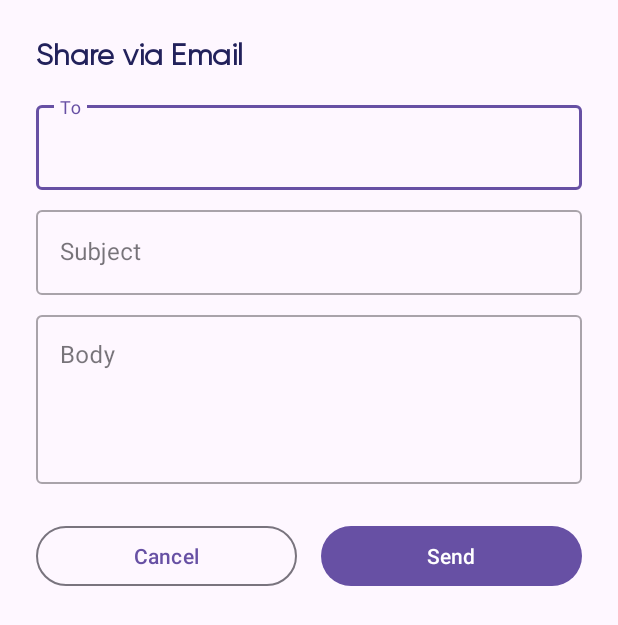
After one commit to iamkhanhh/Cloudy-FE, an Android app: the layout dialog_send_email.xml on its own in the app's theme, with its tools: preview values and no code run, on a phone screen of 412 x 824 dp. The commit adds this screen. Shown: the top 625 px of the screen. Run offline under Robolectric (Android 15) with nearby library versions, the phone set to English and light mode, and no system bars.

Commit message:
feat: draft share by email

```diff
--- a/app/src/main/java/com/example/cloudstorage/HomePage.java
+++ b/app/src/main/java/com/example/cloudstorage/HomePage.java
@@ -28,6 +28,7 @@ import android.view.MenuItem;
 
 import com.bumptech.glide.Glide;
 import com.example.cloudstorage.utils.TokenManager;
+import com.google.android.material.textfield.TextInputEditText;
 
 
 public class HomePage extends AppCompatActivity {
@@ -138,20 +139,21 @@ public class HomePage extends AppCompatActivity {
                     public boolean onMenuItemClick(MenuItem item) {
                         int itemId = item.getItemId();
                         if (itemId == R.id.menu_edit) {
-                            // Xử lý khi nhấn "Edit"
+                            // Handle "Edit" click
                             Toast.makeText(HomePage.this, "Edit clicked", Toast.LENGTH_SHORT).show();
                             return true;
                         } else if (itemId == R.id.menu_delete) {
-                            // Xử lý khi nhấn "Delete"
+                            // Handle "Delete" click
                             Toast.makeText(HomePage.this, "Delete clicked", Toast.LENGTH_SHORT).show();
                             return true;
                         } else if (itemId == R.id.menu_share) {
-                            // Xử lý khi nhấn "Share"
-                            Toast.makeText(HomePage.this, "Share clicked", Toast.LENGTH_SHORT).show();
+                            // --- GỌI DIALOG TẠI ĐÂY ---
+                            showSendEmailDialog();
                             return true;
                         }
                         return false;
                     }
+
                 });
 
                 // Hiển thị menu
@@ -238,6 +240,61 @@ public class HomePage extends AppCompatActivity {
     }
 
 
+
+    private void showSendEmailDialog() {
+        final Dialog emailDialog = new Dialog(this);
+        emailDialog.setContentView(R.layout.dialog_send_email);
+
+        // Set chiều rộng cho dialog
+        if (emailDialog.getWindow() != null) {
+            emailDialog.getWindow().setLayout(
+                    (int) (getResources().getDisplayMetrics().widthPixels * 0.95), // Rộng 95% màn hình
+                    android.view.ViewGroup.LayoutParams.WRAP_CONTENT
+            );
+        }
+
+        // Lấy view từ layout của dialog
+        TextInputEditText toEmailEditText = emailDialog.findViewById(R.id.edit_text_to_email);
+        TextInputEditText subjectEditText = emailDialog.findViewById(R.id.edit_text_subject);
+        TextInputEditText bodyEditText = emailDialog.findViewById(R.id.edit_text_body);
+        Button cancelButton = emailDialog.findViewById(R.id.button_cancel_email);
+        Button sendButton = emailDialog.findViewById(R.id.button_send_email);
+
+        // Gán giá trị mặc định (nếu cần)
+        subjectEditText.setText("Check out this media");
+        bodyEditText.setText("Hi, I wanted to share this media with you.");
+
+        // Xử lý sự kiện cho nút Cancel
+        cancelButton.setOnClickListener(v -> emailDialog.dismiss());
+
+        // Xử lý sự kiện cho nút Send
+        sendButton.setOnClickListener(v -> {
+            String toEmail = toEmailEditText.getText().toString().trim();
+            String subject = subjectEditText.getText().toString().trim();
+            String body = bodyEditText.getText().toString().trim();
+
+            if (toEmail.isEmpty() || !android.util.Patterns.EMAIL_ADDRESS.matcher(toEmail).matches()) {
+                toEmailEditText.setError("Please enter a valid email");
+                return;
+            }
+            if (subject.isEmpty()) {
+                subjectEditText.setError("Subject cannot be empty");
+                return;
+            }
+
+            // --- GỌI API GỬI MAIL CỦA BẠN TẠI ĐÂY ---
+            // Ví dụ:
+            // YourApiClass.sendEmail(toEmail, subject, body, new Callback<...>() { ... });
+
+            Toast.makeText(HomePage.this, "Sending email to " + toEmail, Toast.LENGTH_SHORT).show();
+
+            emailDialog.dismiss(); // Đóng dialog sau khi gửi
+        });
+
+        emailDialog.show();
+    }
+
+
     /**
      * Xử lý logout
      */
--- /dev/null
+++ b/app/src/main/res/layout/dialog_send_email.xml
@@ -0,0 +1,93 @@
+<?xml version="1.0" encoding="utf-8"?>
+<LinearLayout xmlns:android="http://schemas.android.com/apk/res/android"
+    xmlns:app="http://schemas.android.com/apk/res-auto"
+    android:layout_width="match_parent"
+    android:layout_height="wrap_content"
+    android:orientation="vertical"
+    android:padding="24dp">
+
+    <TextView
+        android:layout_width="wrap_content"
+        android:layout_height="wrap_content"
+        android:layout_marginBottom="16dp"
+        android:text="Share via Email"
+        android:fontFamily="@font/gilroy_regular"
+        android:textColor="#22215B"
+        android:textSize="20sp"
+        android:textStyle="bold" />
+
+    <!-- Trường nhập Email người nhận (To) -->
+    <com.google.android.material.textfield.TextInputLayout
+        android:id="@+id/text_input_layout_to"
+        style="@style/Widget.MaterialComponents.TextInputLayout.OutlinedBox"
+        android:layout_width="match_parent"
+        android:layout_height="wrap_content"
+        android:hint="To">
+
+        <com.google.android.material.textfield.TextInputEditText
+            android:id="@+id/edit_text_to_email"
+            android:layout_width="match_parent"
+            android:layout_height="wrap_content"
+            android:inputType="textEmailAddress" />
+    </com.google.android.material.textfield.TextInputLayout>
+
+    <!-- Trường nhập Tiêu đề (Subject) -->
+    <com.google.android.material.textfield.TextInputLayout
+        android:id="@+id/text_input_layout_subject"
+        style="@style/Widget.MaterialComponents.TextInputLayout.OutlinedBox"
+        android:layout_width="match_parent"
+        android:layout_height="wrap_content"
+        android:layout_marginTop="8dp"
+        android:hint="Subject">
+
+        <com.google.android.material.textfield.TextInputEditText
+            android:id="@+id/edit_text_subject"
+            android:layout_width="match_parent"
+            android:layout_height="wrap_content"
+            android:inputType="textCapSentences" />
+    </com.google.android.material.textfield.TextInputLayout>
+
+    <!-- Trường nhập Nội dung (Body) -->
+    <com.google.android.material.textfield.TextInputLayout
+        android:id="@+id/text_input_layout_body"
+        style="@style/Widget.MaterialComponents.TextInputLayout.OutlinedBox"
+        android:layout_width="match_parent"
+        android:layout_height="wrap_content"
+        android:layout_marginTop="8dp"
+        android:hint="Body">
+
+        <com.google.android.material.textfield.TextInputEditText
+            android:id="@+id/edit_text_body"
+            android:layout_width="match_parent"
+            android:layout_height="wrap_content"
+            android:gravity="top|start"
+            android:inputType="textMultiLine"
+            android:lines="4" /> <!-- Giới hạn chiều cao ban đầu -->
+    </com.google.android.material.textfield.TextInputLayout>
+
+    <!-- Các nút Cancel và Send -->
+    <LinearLayout
+        android:layout_width="match_parent"
+        android:layout_height="wrap_content"
+        android:layout_marginTop="24dp"
+        android:orientation="horizontal">
+
+        <Button
+            android:id="@+id/button_cancel_email"
+            style="?attr/materialButtonOutlinedStyle"
+            android:layout_width="0dp"
+            android:layout_height="wrap_content"
+            android:layout_marginEnd="8dp"
+            android:layout_weight="1"
+            android:text="Cancel" />
+
+        <Button
+            android:id="@+id/button_send_email"
+            android:layout_width="0dp"
+            android:layout_height="wrap_content"
+            android:layout_marginStart="8dp"
+            android:layout_weight="1"
+            android:text="Send" />
+    </LinearLayout>
+
+</LinearLayout>
```
